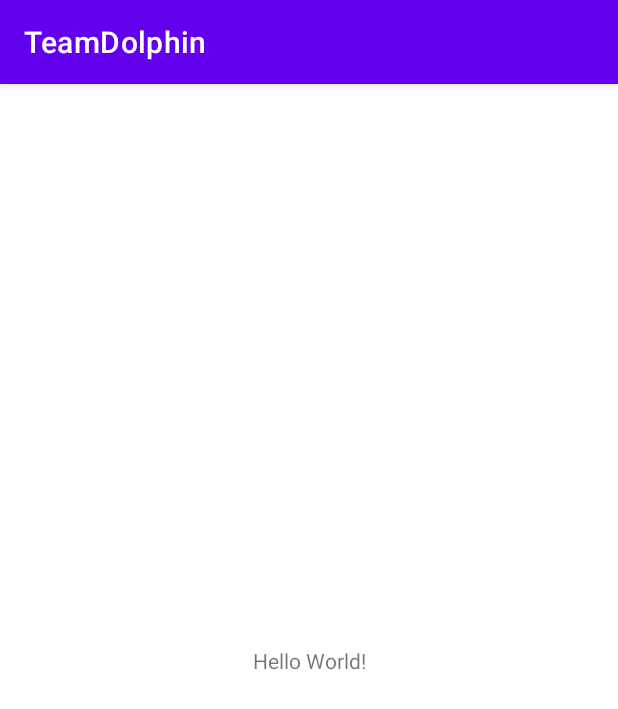
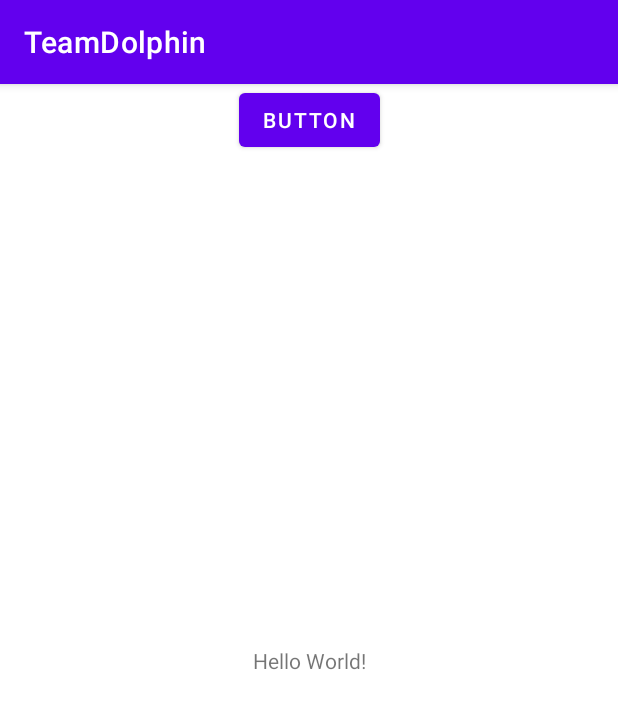
Before and after one commit to SCCapstone/TeamDolphin, an Android app: the screen it shows after launch (MainActivity), on a phone screen of 412 x 824 dp. Shown: the top 709 px of the screen. Run offline under Robolectric (Android 15) with nearby library versions, the phone set to English and light mode, and no system bars.

Commit message:
Added button to for merge conflict Luis, George, Ray

```diff
--- a/app/src/main/res/layout/activity_main.xml
+++ b/app/src/main/res/layout/activity_main.xml
@@ -15,4 +15,13 @@
         app:layout_constraintRight_toRightOf="parent"
         app:layout_constraintTop_toTopOf="parent" />
 
+    <Button
+        android:id="@+id/button"
+        android:layout_width="wrap_content"
+        android:layout_height="wrap_content"
+        android:text="Button"
+        app:layout_constraintEnd_toEndOf="parent"
+        app:layout_constraintStart_toStartOf="parent"
+        tools:layout_editor_absoluteY="59dp" />
+
 </androidx.constraintlayout.widget.ConstraintLayout>
```
